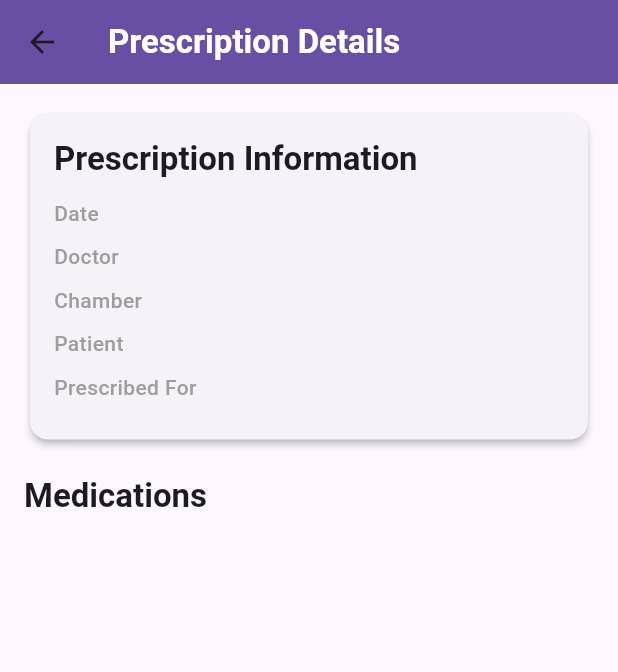
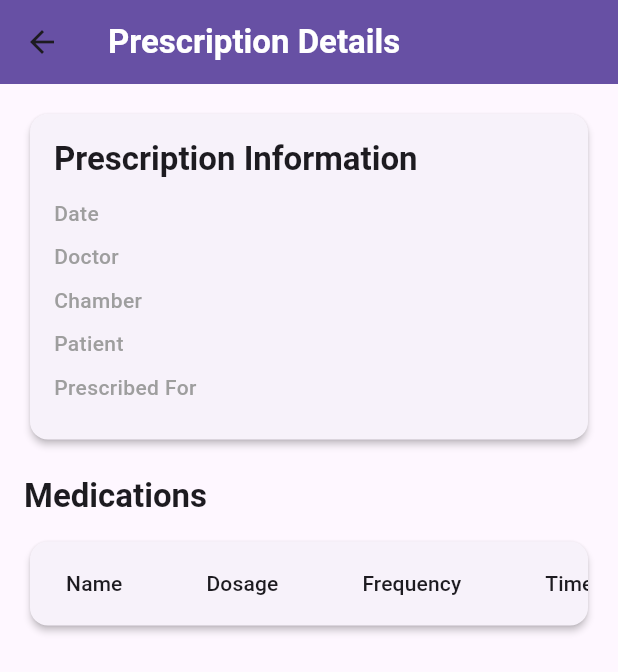
Before and after one commit to masihur96/Medication-Tracker, a Flutter app: the PrescriptionDetailsScreen screen opened directly with empty values, on a phone screen of 412 x 824 dp. Shown: the top 672 px of the screen. Run offline on Flutter 3.47's test engine with Material 3 defaults, Android fonts, the phone set to English and light mode, and no system bars; our stand-ins replace flutter_heatmap_calendar, flutter_tts, open_file, pdf, shared_preferences, table_calendar; accounts and stored records are empty.

Commit message:
Prescription Details

```diff
--- a/lib/screens/prescription_details_screen.dart
+++ b/lib/screens/prescription_details_screen.dart
@@ -48,7 +48,49 @@ class PrescriptionDetailsScreen extends StatelessWidget {
                   ),
             ),
             const SizedBox(height: 12),
-            ...prescription.medications.map((med) => _buildMedicationCard(context, med)),
+            Card(
+              elevation: 2,
+              shape: RoundedRectangleBorder(
+                borderRadius: BorderRadius.circular(12),
+              ),
+              child: SingleChildScrollView(
+                scrollDirection: Axis.horizontal,
+                child: DataTable(
+                  columns: const [
+                    DataColumn(label: Text('Name')),
+                    DataColumn(label: Text('Dosage')),
+                    DataColumn(label: Text('Frequency')),
+                    DataColumn(label: Text('Times/Day')),
+                    DataColumn(label: Text('Stock')),
+                    DataColumn(label: Text('Notes')),
+                    DataColumn(label: Text('Reminder Times')),
+                  ],
+                  rows: prescription.medications.map((med) {
+                    return DataRow(cells: [
+                      DataCell(Text(med.name)),
+                      DataCell(Text(med.dosage)),
+                      DataCell(Text(med.frequency)),
+                      DataCell(Text(med.timesPerDay.toString())),
+                      DataCell(Text(med.stock.toString())),
+                      DataCell(Text(med.notes ?? '')),
+                      DataCell(
+                        Wrap(
+                          children: med.reminderTimes.map((time) {
+                            return Padding(
+                              padding: const EdgeInsets.only(right: 4),
+                              child: Chip(
+                                label: Text(time.toString()),
+                                backgroundColor: Theme.of(context).primaryColor.withOpacity(0.1),
+                              ),
+                            );
+                          }).toList(),
+                        ),
+                      ),
+                    ]);
+                  }).toList(),
+                ),
+              ),
+            ),
           ],
         ),
       ),
```
